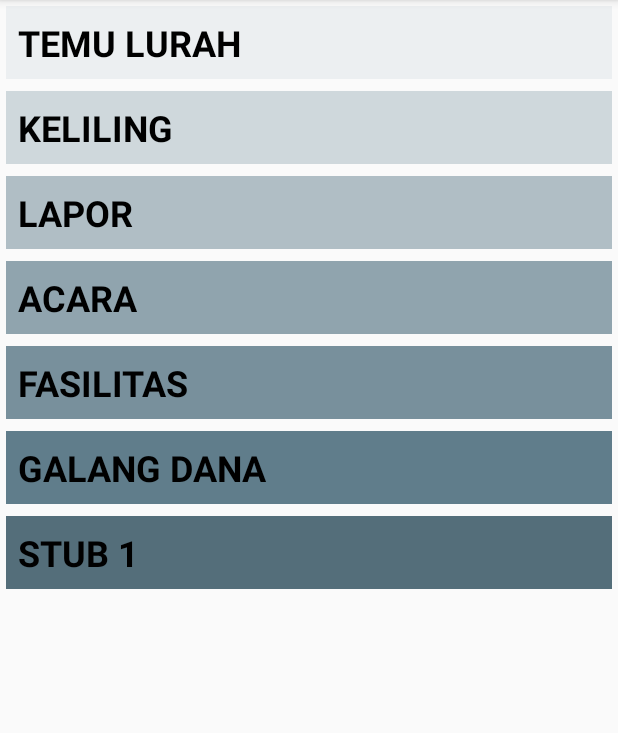
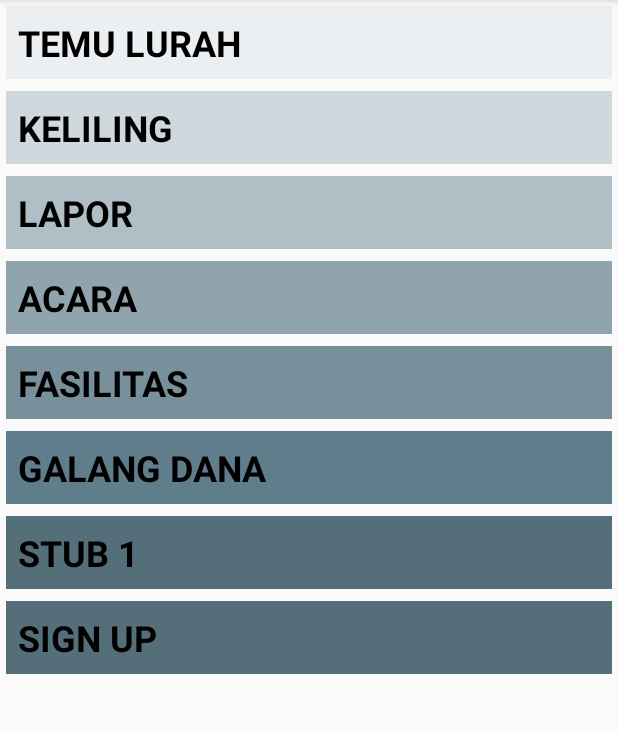
Before and after one commit to dionsaputra/Nagare, an Android app: the screen it shows after launch (MainActivity), on a phone screen of 412 x 824 dp, the part 84-817 px from its top. Run offline under Robolectric (Android 15) with nearby library versions, the phone set to English and light mode, and no system bars.

Commit message:
Add opening activity

```diff
--- a/app/build.gradle
+++ b/app/build.gradle
@@ -22,6 +22,9 @@
     implementation fileTree(dir: 'libs', include: ['*.jar'])
     implementation 'com.android.support:appcompat-v7:27.1.1'
     implementation 'com.android.support.constraint:constraint-layout:1.1.2'
+    implementation 'com.android.support:design:27.1.1'
+    implementation 'com.github.bumptech.glide:glide:4.7.1'
+    annotationProcessor 'com.github.bumptech.glide:compiler:4.7.1'
     testImplementation 'junit:junit:4.12'
     androidTestImplementation 'com.android.support.test:runner:1.0.2'
     androidTestImplementation 'com.android.support.test.espresso:espresso-core:3.0.2'
--- /dev/null
+++ b/app/src/main/java/com/nagare/auth/OpeningActivity.java
@@ -0,0 +1,59 @@
+package com.nagare.auth;
+
+import android.content.Intent;
+import android.support.v7.app.AppCompatActivity;
+import android.os.Bundle;
+import android.widget.ImageView;
+
+import com.bumptech.glide.Glide;
+import com.nagare.MainActivity;
+import com.nagare.R;
+
+import java.util.Timer;
+import java.util.TimerTask;
+
+public class OpeningActivity extends AppCompatActivity {
+    private final int OPENING_TIME = 2000;
+
+    @Override
+    protected void onCreate(Bundle savedInstanceState) {
+        super.onCreate(savedInstanceState);
+        setContentView(R.layout.activity_opening);
+
+        // load openingBackground using glide to minimize memory use
+        ImageView openingBackground = (ImageView) findViewById(R.id.opening_background);
+        Glide.with(this).load(R.drawable.opening_background).into(openingBackground);
+
+        startOpening(OPENING_TIME);
+    }
+
+    /***
+     * Return true if user has login before.
+     * @return
+     */
+    private boolean hasLogin() {
+        // TODO use preference to check login state of user
+        return true;
+    }
+
+    /**
+     * Show opening layer in timerValue ms and then show next activity.
+     * @param timerValue
+     */
+    private void startOpening(int timerValue) {
+        try {
+            Timer timer = new Timer();
+            timer.schedule(new TimerTask() {
+                @Override
+                public void run() {
+                    Class nextClass = hasLogin() ? MainActivity.class : Login.class;
+                    Intent intent = new Intent(OpeningActivity.this, nextClass);
+                    startActivity(intent);
+                    finish();
+                }
+            }, timerValue);
+        } catch (Exception e) {
+            e.printStackTrace();
+        }
+    }
+}
--- a/app/src/main/res/layout/activity_main.xml
+++ b/app/src/main/res/layout/activity_main.xml
@@ -112,4 +112,19 @@
         android:layout_margin="4dp"
         android:foreground="?attr/selectableItemBackgroundBorderless"
         android:clickable="true"/>
+
+    <TextView
+        android:id="@+id/tv_stub_2"
+        android:text="@string/stub_2"
+        android:textSize="24sp"
+        android:textAllCaps="true"
+        android:textStyle="bold"
+        android:layout_width="match_parent"
+        android:layout_height="wrap_content"
+        android:background="#546e7a"
+        android:padding="8dp"
+        android:textColor="#000000"
+        android:layout_margin="4dp"
+        android:foreground="?attr/selectableItemBackgroundBorderless"
+        android:clickable="true"/>
 </LinearLayout>
--- /dev/null
+++ b/app/src/main/res/values/dimens.xml
@@ -0,0 +1,5 @@
+<resources>
+    <!-- Default screen margins, per the Android Design guidelines. -->
+    <dimen name="activity_horizontal_margin">16dp</dimen>
+    <dimen name="activity_vertical_margin">16dp</dimen>
+</resources>
--- a/app/src/main/res/values/styles.xml
+++ b/app/src/main/res/values/styles.xml
@@ -1,8 +1,6 @@
 <resources>
 
-    <!-- Base application theme. -->
     <style name="AppTheme" parent="Theme.AppCompat.Light.DarkActionBar">
-        <!-- Customize your theme here. -->
         <item name="colorPrimary">@color/colorPrimary</item>
         <item name="colorPrimaryDark">@color/colorPrimaryDark</item>
         <item name="colorAccent">@color/colorAccent</item>
```
Also changed, not shown: app/src/main/AndroidManifest.xml (+12 -3 lines), app/src/main/java/com/nagare/auth/Login.java (added, +351 -0 lines), app/src/main/res/layout/activity_opening.xml (added, +14 -0 lines), app/src/main/res/values/strings.xml (+15 -0 lines).
